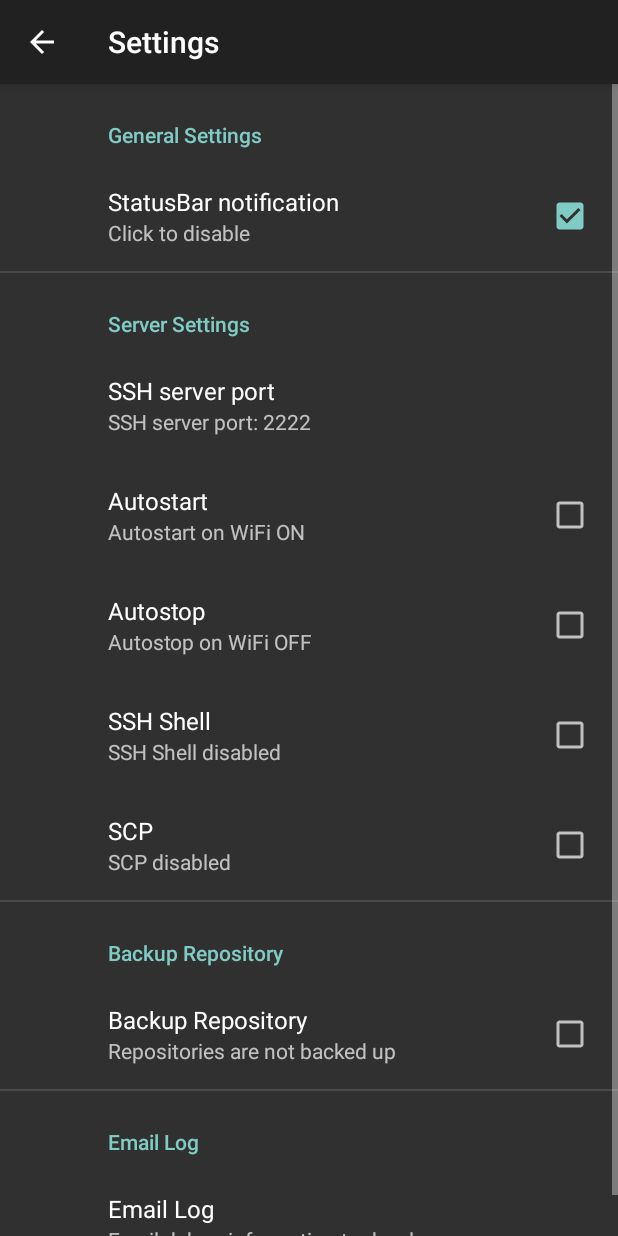
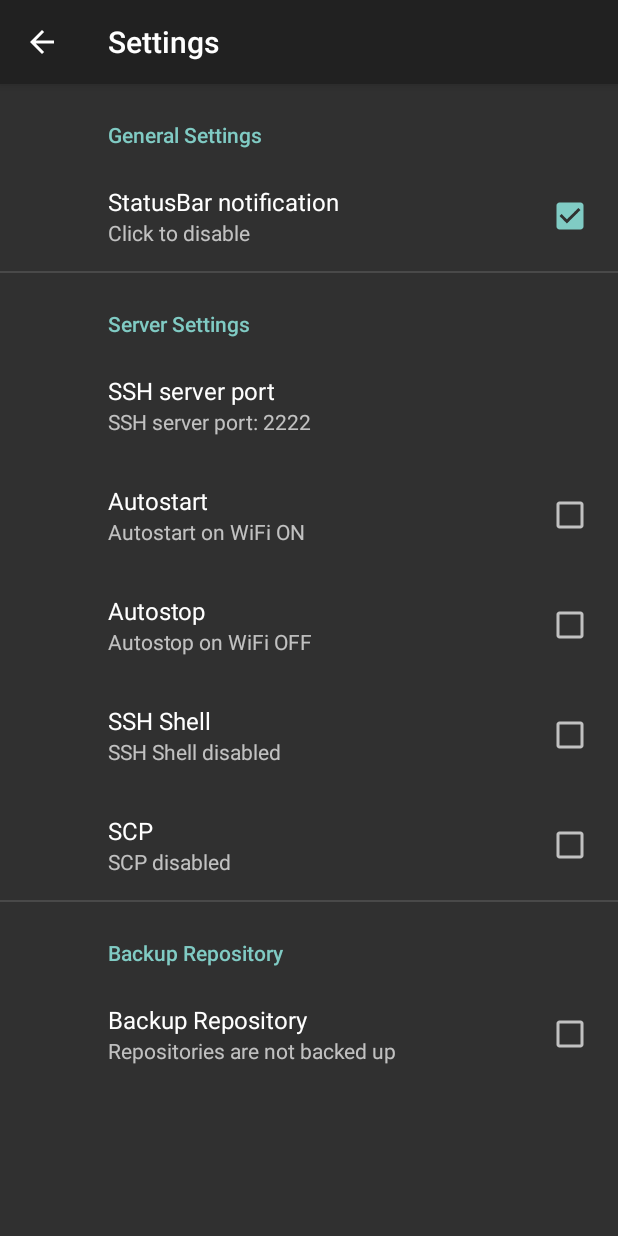
Before and after one commit to gmkbenjamin/Andoird-Gitrepo, an Android app: the GitrepoPreferencesActivity screen opened directly, with no data from a screen before it, on a phone screen of 412 x 824 dp. Run offline under Robolectric (Android 15) with nearby library versions, the phone set to English and light mode, and no system bars; our stand-ins replace androidx.preference.

Commit message:
Remove email log feature and personal email addresses
Drop the Settings Email Log preference and its send-intent wiring,
delete the unused Logger helper, scrub personal emails from resources
and the No-IP user-agent, and update the README/settings screenshot.

Co-authored-by: gmkbenjamin <gmkbenjamin@users.noreply.github.com>

```diff
--- a/app/src/main/java/io/github/gmkbenjamin/gitrepo/beta/dns/NoIpStrategy.java
+++ b/app/src/main/java/io/github/gmkbenjamin/gitrepo/beta/dns/NoIpStrategy.java
@@ -47,7 +47,7 @@ public class NoIpStrategy extends DynamicDNS {
             connection.setConnectTimeout(5000);
             connection.setReadTimeout(3000);
             connection.setRequestMethod("GET");
-            connection.setRequestProperty("User-Agent", "Gitrepo/1.0 gmkbenjamin@hotmail.com");
+            connection.setRequestProperty("User-Agent", "Gitrepo/1.0");
             String credentials = username + ":" + password;
             String basicAuth = "Basic " + Base64.encodeToString(
                     credentials.getBytes(StandardCharsets.UTF_8), Base64.NO_WRAP);
--- a/app/src/main/res/layout/user_details.xml
+++ b/app/src/main/res/layout/user_details.xml
@@ -44,7 +44,7 @@
             android:layout_marginTop="4dp"
             android:layout_marginRight="5dp"
             android:layout_marginLeft="10dp"
-            android:text="antoniy@gmail.com"
+            android:text=""
             android:textColor="@android:color/secondary_text_dark"
             android:textStyle="italic"
             android:textSize="14sp" />
--- a/app/src/main/res/values/strings.xml
+++ b/app/src/main/res/values/strings.xml
@@ -64,10 +64,6 @@
     <string name="add_repository_activate">Activate repository</string>
     <string name="server_settings">Server Settings</string>
     <string name="general_settings">General Settings</string>
-    <string name="email_log">Email Log</string>
-    <string name="email">gmkbenjamin@hotmail.com</string>
-    <string name="debug_log">Debug Log</string>
-    <string name="no_email_client">Cannot find an email client</string>
     <string name="updates"></string>
     <string name="repo_backup">Backup Repository</string>
 
--- a/app/src/main/res/xml/preferences.xml
+++ b/app/src/main/res/xml/preferences.xml
@@ -70,13 +70,5 @@
              />
 
     </PreferenceCategory>
-    <PreferenceCategory android:title="@string/email_log">
-
-        <Preference
-            android:key="@string/email_log"
-            android:title="@string/email_log"
-            android:summary="Email debug information to developer" />
-
-    </PreferenceCategory>
 
 </PreferenceScreen>
```
Also changed, not shown: app/src/main/java/io/github/gmkbenjamin/gitrepo/beta/ui/activity/GitrepoPreferencesActivity.java (+0 -51 lines), app/src/main/java/io/github/gmkbenjamin/gitrepo/beta/ui/util/Logger.java (deleted, +0 -63 lines), 2 other files.
